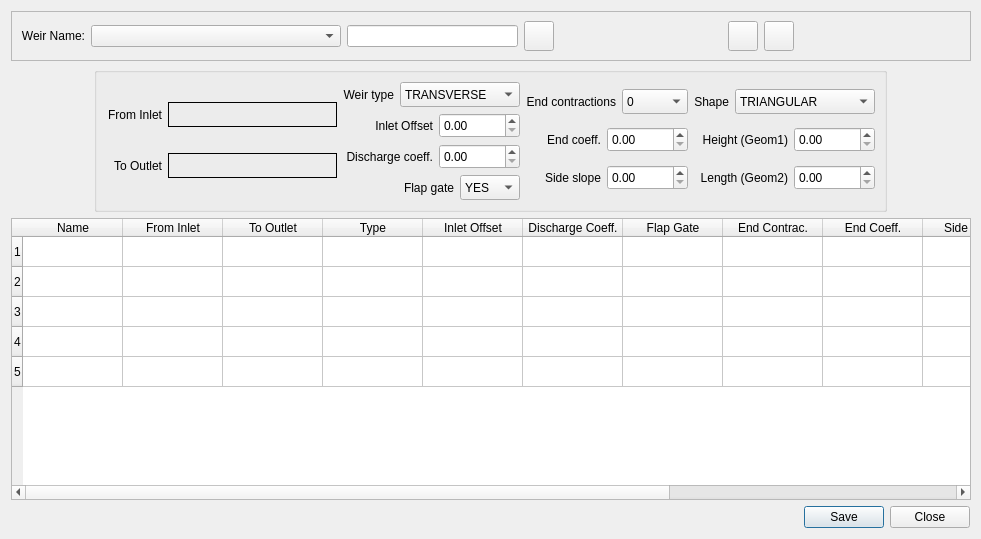
First picture: the form in flo2d/ui/weirs.ui, repository FLO-2DSoftware/qgis-flo-2d-plugin, before the edit.
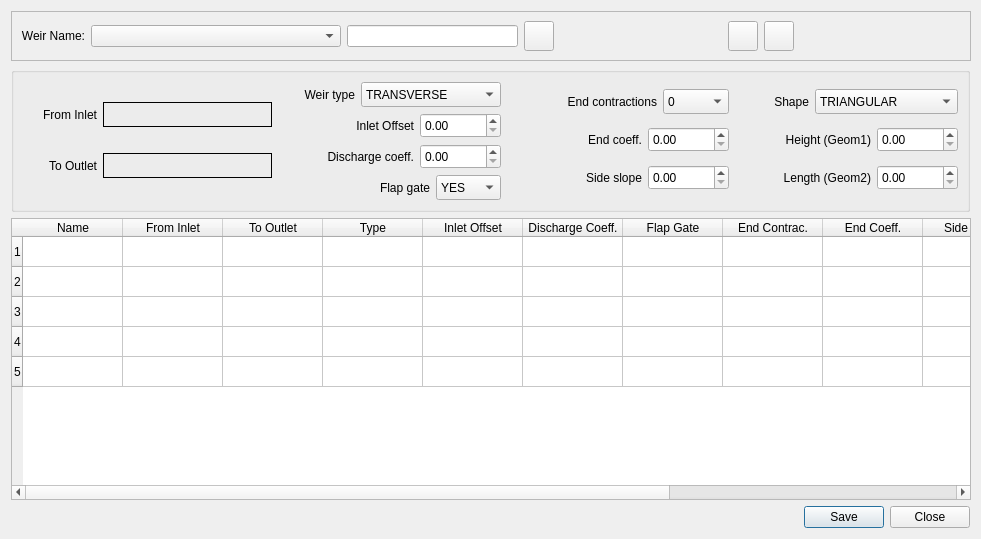
Second picture: the form after the edit. Icons and pictures are not drawn.

Commit message:
Fixes to Weirs dialog in Storm Drain widget:
1) Rename variable 'weir_crest_height_dbox' to 'weir_inlet_offset_dbox'.
2) Move indexes of weirs table 'weirs_tblw' (QTableWidget) to correctly
load controls texts.
3) Improve size and display of widgets in weirs.ui (Weirs dialog).

Patch:
```diff
--- a/flo2d/ui/weirs.ui
+++ b/flo2d/ui/weirs.ui
@@ -299,23 +299,10 @@
    </item>
    <item row="1" column="0">
     <layout class="QHBoxLayout" name="horizontalLayout_17">
-     <item>
-      <spacer name="horizontalSpacer_3">
-       <property name="orientation">
-        <enum>Qt::Horizontal</enum>
-       </property>
-       <property name="sizeHint" stdset="0">
-        <size>
-         <width>58</width>
-         <height>138</height>
-        </size>
-       </property>
-      </spacer>
-     </item>
      <item>
       <widget class="QGroupBox" name="pumps_grp">
        <property name="sizePolicy">
-        <sizepolicy hsizetype="Fixed" vsizetype="Fixed">
+        <sizepolicy hsizetype="Expanding" vsizetype="Fixed">
          <horstretch>0</horstretch>
          <verstretch>0</verstretch>
         </sizepolicy>
@@ -361,10 +348,16 @@
                 </property>
                 <property name="minimumSize">
                  <size>
-                  <width>56</width>
+                  <width>74</width>
                   <height>25</height>
                  </size>
                 </property>
+                <property name="maximumSize">
+                 <size>
+                  <width>74</width>
+                  <height>16777215</height>
+                 </size>
+                </property>
                 <property name="toolTip">
                  <string>ID of upstream node</string>
                 </property>
@@ -412,10 +405,16 @@
                 </property>
                 <property name="minimumSize">
                  <size>
-                  <width>56</width>
+                  <width>74</width>
                   <height>25</height>
                  </size>
                 </property>
+                <property name="maximumSize">
+                 <size>
+                  <width>74</width>
+                  <height>16777215</height>
+                 </size>
+                </property>
                 <property name="toolTip">
                  <string>ID of downstream node</string>
                 </property>
@@ -483,13 +482,13 @@
                 </property>
                 <property name="minimumSize">
                  <size>
-                  <width>120</width>
+                  <width>140</width>
                   <height>25</height>
                  </size>
                 </property>
                 <property name="maximumSize">
                  <size>
-                  <width>120</width>
+                  <width>140</width>
                   <height>25</height>
                  </size>
                 </property>
@@ -620,13 +619,13 @@
                 </property>
                 <property name="minimumSize">
                  <size>
-                  <width>60</width>
+                  <width>65</width>
                   <height>25</height>
                  </size>
                 </property>
                 <property name="maximumSize">
                  <size>
-                  <width>60</width>
+                  <width>65</width>
                   <height>25</height>
                  </size>
                 </property>
@@ -809,13 +808,13 @@
                 </property>
                 <property name="minimumSize">
                  <size>
-                  <width>140</width>
+                  <width>143</width>
                   <height>25</height>
                  </size>
                 </property>
                 <property name="maximumSize">
                  <size>
-                  <width>140</width>
+                  <width>143</width>
                   <height>25</height>
                  </size>
                 </property>
@@ -926,19 +925,6 @@
        </layout>
       </widget>
      </item>
-     <item>
-      <spacer name="horizontalSpacer_5">
-       <property name="orientation">
-        <enum>Qt::Horizontal</enum>
-       </property>
-       <property name="sizeHint" stdset="0">
-        <size>
-         <width>68</width>
-         <height>128</height>
-        </size>
-       </property>
-      </spacer>
-     </item>
     </layout>
    </item>
    <item row="2" column="0">
```
Left out of the diff: 268 changed lines with no effect on the pictures. The commit also changes 1 other file.
